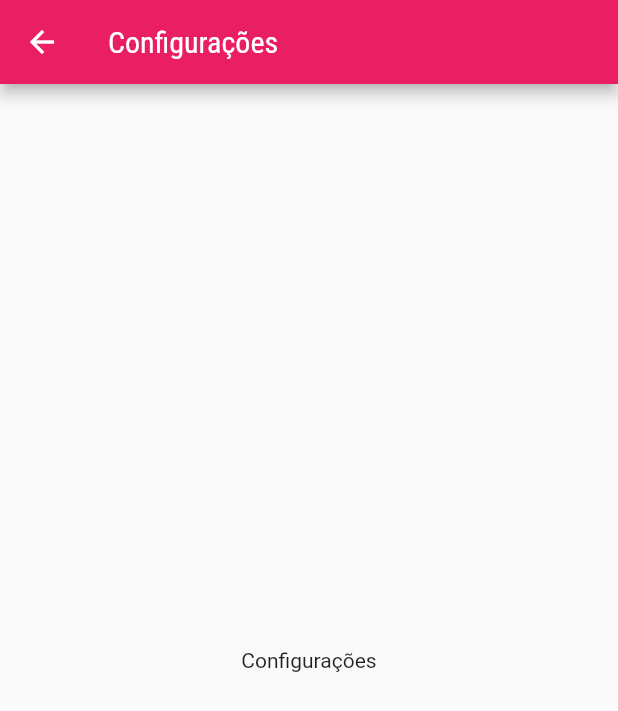
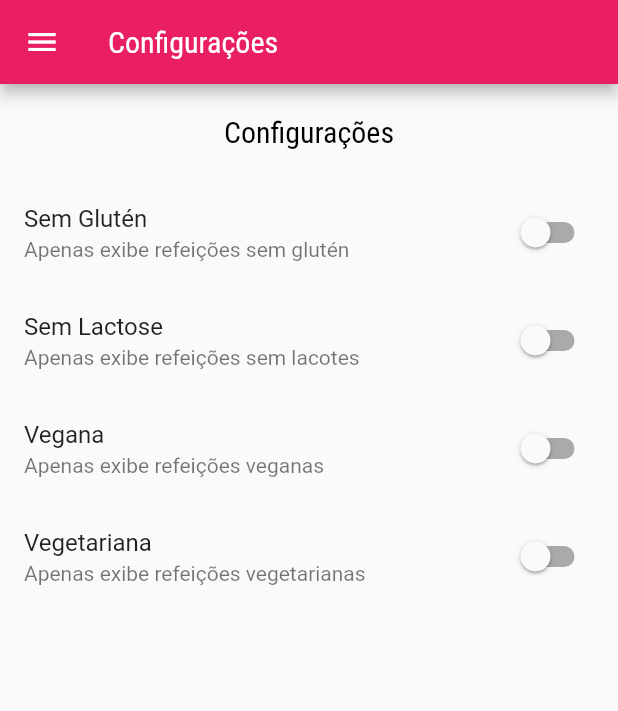
Before and after one commit to Penfore/project_meals, a Flutter app: the SettingsScreen screen opened by its route, on a phone screen of 412 x 824 dp. Shown: the top 711 px of the screen. Run offline on Flutter 3.47's test engine with Material 2 defaults, Android fonts, the phone set to English and light mode, and no system bars; network calls fail.

Commit message:
Performance & Settings screen
  - Fixed the screen stack problem wich improves performance of the
  application.
  - Added switches to the settings screen.
  - Added filters to show the meals based upon the user's choice.

```diff
--- a/lib/main.dart
+++ b/lib/main.dart
@@ -1,4 +1,7 @@
 import 'package:flutter/material.dart';
+import 'package:project_meals/data/dummy_data.dart';
+import 'package:project_meals/models/meal.dart';
+import 'package:project_meals/models/settings.dart';
 import 'package:project_meals/screens/meal_detail_screen.dart';
 import 'package:project_meals/screens/settings_screen.dart';
 import 'package:project_meals/screens/tabs_screen.dart';
@@ -8,7 +11,33 @@
 
 void main() => runApp(MyApp());
 
-class MyApp extends StatelessWidget {
+class MyApp extends StatefulWidget {
+  @override
+  State<MyApp> createState() => _MyAppState();
+}
+
+class _MyAppState extends State<MyApp> {
+  Settings settings = Settings();
+  List<Meal> _avaibleMeals = DUMMY_MEALS;
+
+  void _filterMeals(Settings settings) {
+    setState(() {
+      this.settings = settings;
+
+      _avaibleMeals = DUMMY_MEALS.where((meal) {
+        final filterGluten = settings.isGlutenFree! && !meal.isGlutenFree!;
+        final filterLactose = settings.isLactoseFree! && !meal.isLactoseFree!;
+        final filterVegan = settings.isVegan! && !meal.isVegan!;
+        final filterVegetarian = settings.isVegetarian! && !meal.isVegetarian!;
+
+        return !filterGluten &&
+            !filterLactose &&
+            !filterVegan &&
+            !filterVegetarian;
+      }).toList();
+    });
+  }
+
   @override
   Widget build(BuildContext context) {
     return MaterialApp(
@@ -22,9 +51,11 @@
               headline6: const TextStyle(
                 fontSize: 20,
                 fontFamily: 'RobotoCondensed',
+                color: Colors.black,
               ),
               bodyText1: const TextStyle(
                 fontFamily: 'Raleway',
+                color: Colors.black,
               ),
             ),
         canvasColor: const Color.fromRGBO(255, 254, 229, 1),
@@ -32,9 +63,10 @@
       // home: CategoriesScreen(),
       routes: {
         AppRoutes.HOME: (context) => const TabScreen(),
-        AppRoutes.CATEGORIES_MEALS: (context) => CategoriesMealsScreen(),
+        AppRoutes.CATEGORIES_MEALS: (context) =>
+            CategoriesMealsScreen(_avaibleMeals),
         AppRoutes.MEAL_DETAIL: (context) => const MealDetailScreen(),
-        AppRoutes.SETTINGS: (context) => const SettingsScreen(),
+        AppRoutes.SETTINGS: (context) => SettingsScreen(_filterMeals, settings),
       },
     );
   }
--- /dev/null
+++ b/lib/models/settings.dart
@@ -0,0 +1,13 @@
+class Settings {
+  bool? isGlutenFree;
+  bool? isLactoseFree;
+  bool? isVegan;
+  bool? isVegetarian;
+
+  Settings({
+    this.isGlutenFree = false,
+    this.isLactoseFree = false,
+    this.isVegan = false,
+    this.isVegetarian = false,
+  });
+}
--- a/lib/screens/meal_detail_screen.dart
+++ b/lib/screens/meal_detail_screen.dart
@@ -93,6 +93,12 @@ class MealDetailScreen extends StatelessWidget {
           ],
         ),
       ),
+      floatingActionButton: FloatingActionButton(
+        child: const Icon(Icons.star_rate_rounded),
+        onPressed: () {
+          Navigator.of(context).pop(meal.title);
+        },
+      ),
     );
   }
 }
--- a/lib/screens/settings_screen.dart
+++ b/lib/screens/settings_screen.dart
@@ -1,7 +1,42 @@
 import 'package:flutter/material.dart';
+import 'package:project_meals/components/main_drawer.dart';
+import 'package:project_meals/models/settings.dart';
 
-class SettingsScreen extends StatelessWidget {
-  const SettingsScreen({Key? key}) : super(key: key);
+class SettingsScreen extends StatefulWidget {
+  final Settings settings;
+  final Function(Settings) onSettingsChanged;
+
+  const SettingsScreen(this.onSettingsChanged, this.settings);
+
+  @override
+  State<SettingsScreen> createState() => _SettingsScreenState();
+}
+
+class _SettingsScreenState extends State<SettingsScreen> {
+  Settings? settings;
+
+  @override
+  void initState() {
+    super.initState();
+    settings = widget.settings;
+  }
+
+  Widget _createSwitch(
+    String? title,
+    String? subtitle,
+    bool? value,
+    void Function(bool) onChanged,
+  ) {
+    return SwitchListTile.adaptive(
+        activeColor: Theme.of(context).colorScheme.primary,
+        title: Text(title!),
+        subtitle: Text(subtitle!),
+        value: value!,
+        onChanged: (value) {
+          onChanged(value);
+          widget.onSettingsChanged(settings!);
+        });
+  }
 
   @override
   Widget build(BuildContext context) {
@@ -9,8 +44,47 @@ class SettingsScreen extends StatelessWidget {
       appBar: AppBar(
         title: const Text('Configurações'),
       ),
-      body: const Center(
-        child: Text('Configurações'),
+      drawer: const MainDrawer(),
+      body: Column(
+        children: [
+          Container(
+            padding: const EdgeInsets.all(20),
+            child: Text(
+              'Configurações',
+              style: Theme.of(context).textTheme.headline6,
+            ),
+          ),
+          Expanded(
+            child: ListView(
+              children: [
+                _createSwitch(
+                  'Sem Glutén',
+                  'Apenas exibe refeições sem glutén',
+                  settings!.isGlutenFree,
+                  (value) => setState(() => settings!.isGlutenFree = value),
+                ),
+                _createSwitch(
+                  'Sem Lactose',
+                  'Apenas exibe refeições sem lacotes',
+                  settings!.isLactoseFree,
+                  (value) => setState(() => settings!.isLactoseFree = value),
+                ),
+                _createSwitch(
+                  'Vegana',
+                  'Apenas exibe refeições veganas',
+                  settings!.isVegan,
+                  (value) => setState(() => settings!.isVegan = value),
+                ),
+                _createSwitch(
+                  'Vegetariana',
+                  'Apenas exibe refeições vegetarianas',
+                  settings!.isVegetarian,
+                  (value) => setState(() => settings!.isVegetarian = value),
+                )
+              ],
+            ),
+          )
+        ],
       ),
     );
   }
```
Also changed, not shown: lib/components/main_drawer.dart (+10 -8 lines), lib/screens/categories_meals_screen.dart (+6 -2 lines), 2 other files.
